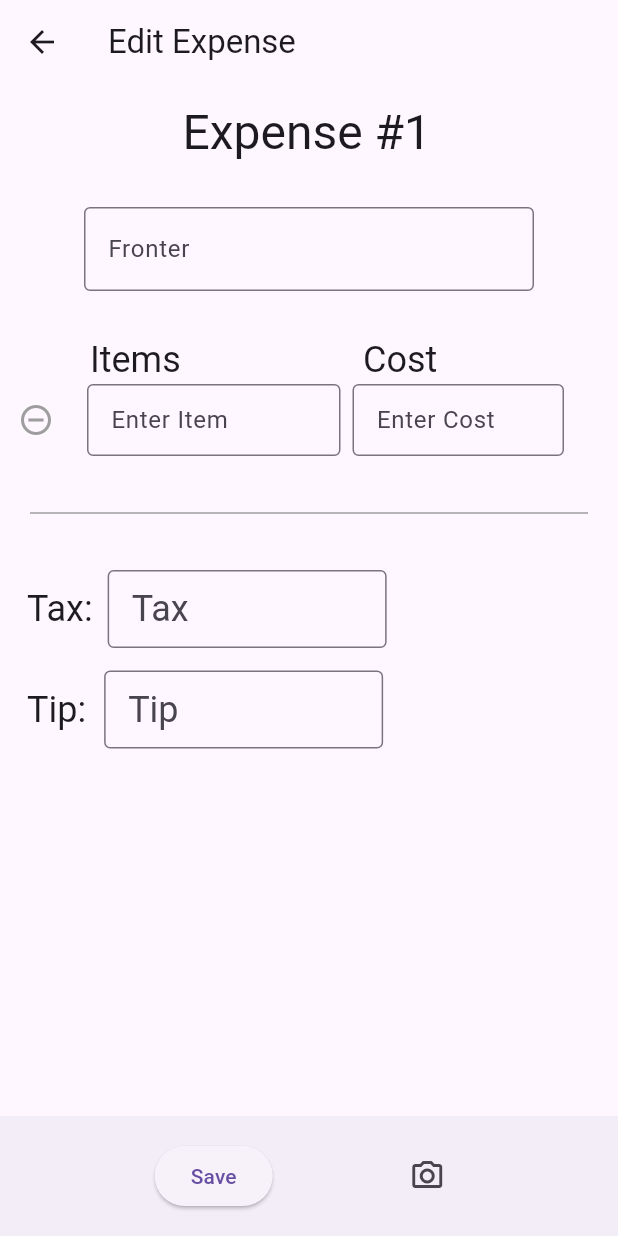
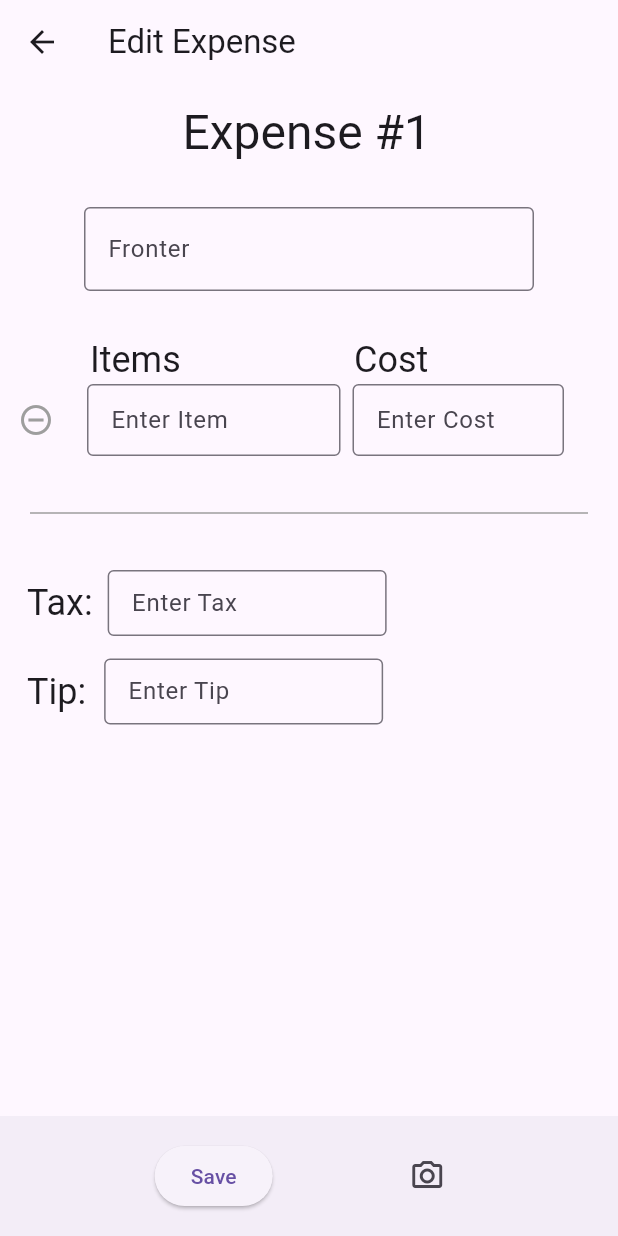
Before and after one commit to bradhu25/QuirkyQuarters, a Flutter app: the EditExpenseRoute screen opened directly, on a phone screen of 412 x 824 dp. Run offline on Flutter 3.47's test engine with Material 3 defaults, Android fonts, the phone set to English and light mode, and no system bars; our stand-ins replace camera, cloud_firestore, firebase_core, image_picker, permission_handler; accounts and stored records are empty.

Commit message:
more alignment, spacing, font size things

```diff
--- a/lib/screens/edit_expense.dart
+++ b/lib/screens/edit_expense.dart
@@ -245,7 +245,7 @@ Widget build(BuildContext context) {
                     Expanded(
                       flex: 2,
                       child: Padding(
-                              padding: EdgeInsets.only(left: 12), // Align the label text with the TextField content
+                              padding: EdgeInsets.only(left: 6), // Align the label text with the TextField content
                               child: Text("Cost", style: Theme.of(context).textTheme.headlineSmall),
                       ),
                     ),
@@ -374,14 +374,14 @@ Widget build(BuildContext context) {
                             child: Container(
                               width: MediaQuery.of(context).size.width / 2 - 20, // Half the screen width minus padding
                               child: TextField(
+                                keyboardType: TextInputType.number,
                                 controller: taxController,
                                 decoration: InputDecoration(
-                                  hintText: 'Tax',
+                                  hintText: 'Enter Tax',
                                   border: OutlineInputBorder(),
                                   isDense: true,
                                   contentPadding: EdgeInsets.symmetric(vertical: 10, horizontal: 12),
                                 ),
-                                style: Theme.of(context).textTheme.headlineSmall,
                               ),
                             ),
                           ),
@@ -397,14 +397,14 @@ Widget build(BuildContext context) {
                             child: Container(
                               width: MediaQuery.of(context).size.width / 2 - 20, // Half the screen width minus padding
                               child: TextField(
+                                keyboardType: TextInputType.number,
                                 controller: tipController,
                                 decoration: InputDecoration(
-                                  hintText: 'Tip',
+                                  hintText: 'Enter Tip',
                                   border: OutlineInputBorder(),
                                   isDense: true,
                                   contentPadding: EdgeInsets.symmetric(vertical: 10, horizontal: 12),
                                 ),
-                                style: Theme.of(context).textTheme.headlineSmall,
                               ),
                             ),
                           ),
```
